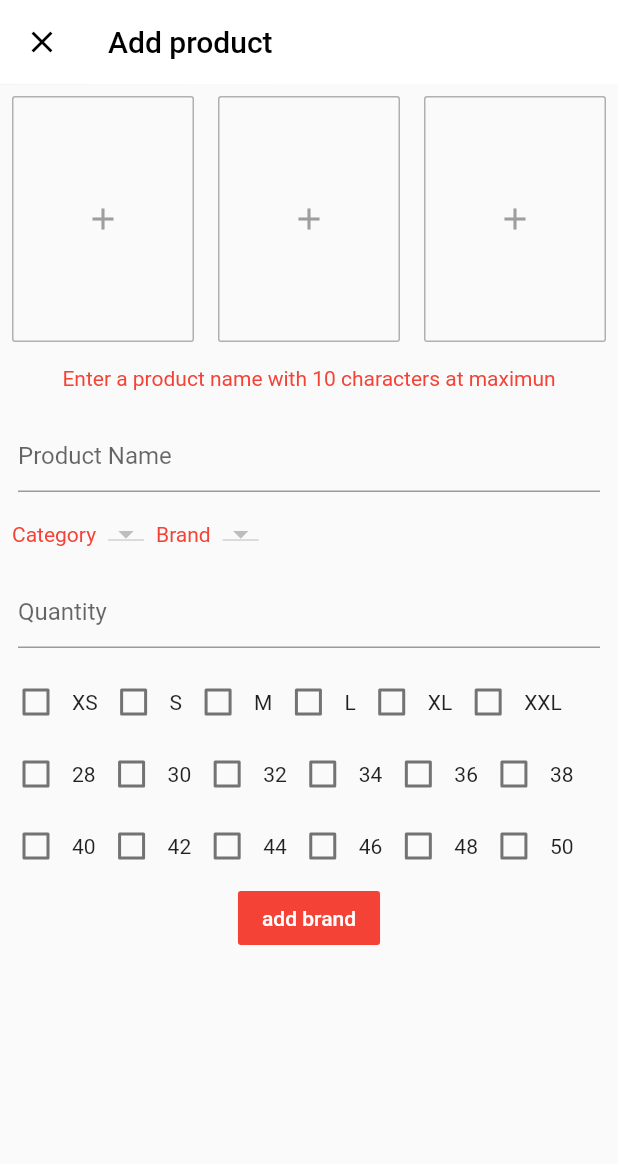
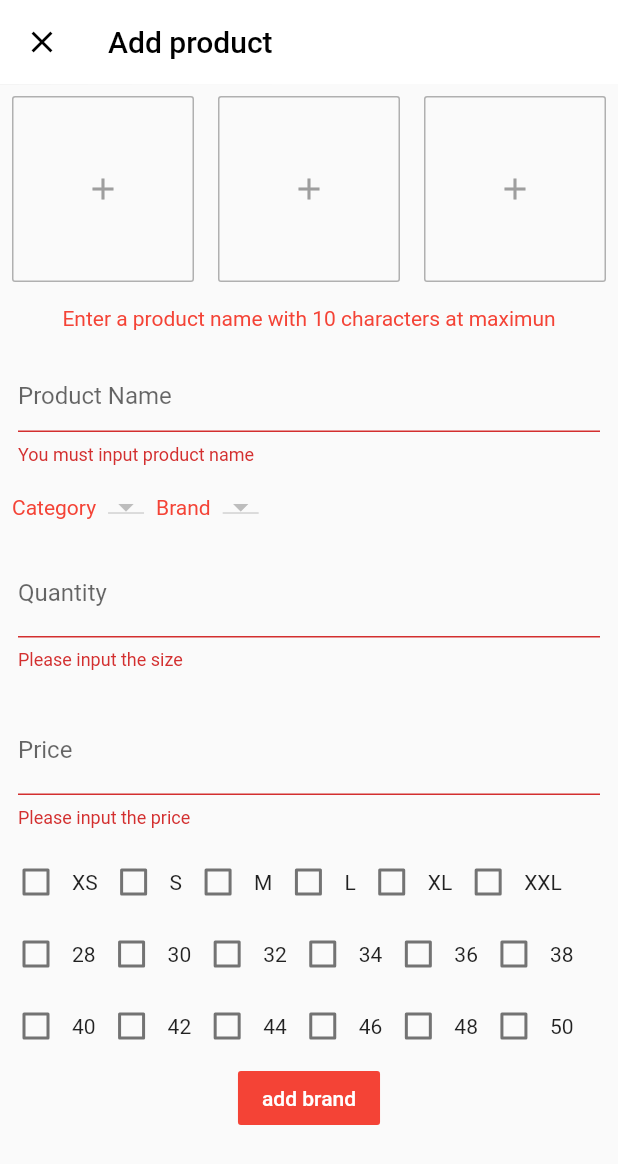
Before and after one commit to tianna1121/flutter_ecom_admin, a Flutter app: the AddProduct screen opened directly, after a tap on "add brand", on a phone screen of 412 x 824 dp. Shown: the top 1164 px of the screen. Run offline on Flutter 3.47's test engine with Material 2 defaults, Android fonts, the phone set to English and light mode, and no system bars; our stand-ins replace cloud_firestore, firebase_auth, firebase_storage, flutter_typeahead, fluttertoast, image_picker; accounts and stored records are empty.

Commit message:
fixed uploading issues. Please check the firebase storage rules first, otherwise you cannot complete the uploading process

```diff
--- /dev/null
+++ b/lib/db/product.dart
@@ -0,0 +1,26 @@
+import 'package:cloud_firestore/cloud_firestore.dart';
+import 'package:uuid/uuid.dart';
+
+class ProductService {
+  Firestore _firestore = Firestore.instance;
+  String ref = 'products';
+
+  void uploadProduct(
+      {String productName,
+      String brand,
+      String category,
+      int quantity,
+      List sizes,
+      List images,
+      double price}) {
+    var id = Uuid();
+    String productId = id.v1();
+
+    _firestore.collection(ref).document(productId).setData({
+      'name': productName,
+      'id': productId,
+      'brand': brand,
+      'category': category,
+    });
+  }
+}
--- a/lib/screens/add_product.dart
+++ b/lib/screens/add_product.dart
@@ -1,11 +1,16 @@
 import 'dart:io';
 
 import 'package:cloud_firestore/cloud_firestore.dart';
+import 'package:firebase_auth/firebase_auth.dart';
 import 'package:flutter/material.dart';
 import 'package:flutter_ecom_admin/db/brand.dart';
 import 'package:flutter_ecom_admin/db/category.dart';
+import 'package:flutter_ecom_admin/db/product.dart';
+
 import 'package:flutter_typeahead/flutter_typeahead.dart';
+import 'package:fluttertoast/fluttertoast.dart';
 import 'package:image_picker/image_picker.dart';
+import 'package:firebase_storage/firebase_storage.dart';
 
 class AddProduct extends StatefulWidget {
   @override
@@ -15,6 +20,8 @@ class AddProduct extends StatefulWidget {
 class _AddProductState extends State<AddProduct> {
   GlobalKey<FormState> _formKey = GlobalKey<FormState>();
   TextEditingController productNameController = TextEditingController();
+  TextEditingController quantityController = TextEditingController();
+  TextEditingController priceController = TextEditingController();
   List<DocumentSnapshot> brands = <DocumentSnapshot>[];
   List<DocumentSnapshot> categories = <DocumentSnapshot>[];
   List<DropdownMenuItem<String>> categoriesDropDown =
@@ -24,10 +31,13 @@ class _AddProductState extends State<AddProduct> {
   String _currentBrand;
   CategoryService _categoryService = CategoryService();
   BrandService _brandService = BrandService();
+  ProductService productService = ProductService();
   List<String> selectedSizes = <String>[];
   File _image1;
   File _image2;
   File _image3;
+
+  bool isLoading = false;
 
   @override
   void initState() {
@@ -87,7 +97,10 @@ class _AddProductState extends State<AddProduct> {
       ),
       body: Form(
         key: _formKey,
-        child: Column(
+        child: SingleChildScrollView(
+          child: isLoading
+              ? CircularProgressIndicator()
+              : Column(
                   children: <Widget>[
                     Row(
                       children: <Widget>[
@@ -95,8 +108,8 @@ class _AddProductState extends State<AddProduct> {
                           child: Padding(
                             padding: const EdgeInsets.all(8.0),
                             child: OutlineButton(
-                        borderSide:
-                            BorderSide(color: Colors.grey.withOpacity(0.8)),
+                                borderSide: BorderSide(
+                                    color: Colors.grey.withOpacity(0.8)),
                                 onPressed: () {
                                   _selecteImage(
                                       ImagePicker.pickImage(
@@ -110,8 +123,8 @@ class _AddProductState extends State<AddProduct> {
                           child: Padding(
                             padding: const EdgeInsets.all(8.0),
                             child: OutlineButton(
-                        borderSide:
-                            BorderSide(color: Colors.grey.withOpacity(0.8)),
+                                borderSide: BorderSide(
+                                    color: Colors.grey.withOpacity(0.8)),
                                 onPressed: () {
                                   _selecteImage(
                                       ImagePicker.pickImage(
@@ -125,8 +138,8 @@ class _AddProductState extends State<AddProduct> {
                           child: Padding(
                             padding: const EdgeInsets.all(8.0),
                             child: OutlineButton(
-                        borderSide:
-                            BorderSide(color: Colors.grey.withOpacity(0.8)),
+                                borderSide: BorderSide(
+                                    color: Colors.grey.withOpacity(0.8)),
                                 onPressed: () {
                                   _selecteImage(
                                       ImagePicker.pickImage(
@@ -196,12 +209,30 @@ class _AddProductState extends State<AddProduct> {
                     Padding(
                       padding: const EdgeInsets.all(12.0),
                       child: TextFormField(
-                controller: productNameController,
+                        //initialValue: '1',
+                        controller: quantityController,
                         keyboardType: TextInputType.number,
-                decoration: InputDecoration(hintText: 'Quantity'),
+                        decoration: InputDecoration(
+                            hintText: 'Quantity', labelText: 'Quantity'),
                         validator: (value) {
                           if (value.isEmpty) {
                             return 'Please input the size';
+                          }
+                        },
+                      ),
+                    ),
+// * Set The Price
+                    Padding(
+                      padding: const EdgeInsets.all(12.0),
+                      child: TextFormField(
+                        controller: priceController,
+                        //initialValue: '1',
+                        keyboardType: TextInputType.number,
+                        decoration: InputDecoration(
+                            hintText: 'Price', labelText: 'Price'),
+                        validator: (value) {
+                          if (value.isEmpty) {
+                            return 'Please input the price';
                           }
                         },
                       ),
@@ -314,9 +345,12 @@ class _AddProductState extends State<AddProduct> {
                       color: Colors.red,
                       textColor: Colors.white,
                       child: Text('add brand'),
-              onPressed: () {},
+                      onPressed: () {
+                        validateAndUpload();
+                      },
                     )
                   ],
+                ),
         ),
       ),
     );
@@ -390,7 +424,7 @@ class _AddProductState extends State<AddProduct> {
   Widget _displayChild1() {
     if (_image1 == null) {
       return Padding(
-        padding: const EdgeInsets.fromLTRB(14, 70, 14, 70),
+        padding: const EdgeInsets.fromLTRB(14, 50, 14, 50),
         child: Icon(
           Icons.add,
           color: Colors.grey,
@@ -408,7 +442,7 @@ class _AddProductState extends State<AddProduct> {
   Widget _displayChild2() {
     if (_image2 == null) {
       return Padding(
-        padding: const EdgeInsets.fromLTRB(14, 70, 14, 70),
+        padding: const EdgeInsets.fromLTRB(14, 50, 14, 50),
         child: Icon(
           Icons.add,
           color: Colors.grey,
@@ -426,7 +460,7 @@ class _AddProductState extends State<AddProduct> {
   Widget _displayChild3() {
     if (_image3 == null) {
       return Padding(
-        padding: const EdgeInsets.fromLTRB(14, 70, 14, 70),
+        padding: const EdgeInsets.fromLTRB(14, 50, 14, 50),
         child: Icon(
           Icons.add,
           color: Colors.grey,
@@ -440,4 +474,65 @@ class _AddProductState extends State<AddProduct> {
       );
     }
   }
+
+  void validateAndUpload() async {
+    if (_formKey.currentState.validate()) {
+      setState(() => isLoading = true);
+      if (_image1 != null && _image2 != null && _image3 != null) {
+        if (selectedSizes.isNotEmpty) {
+          String imageUrl1;
+          String imageUrl2;
+          String imageUrl3;
+
+          final FirebaseStorage storage = FirebaseStorage.instance;
+          final String picture1 =
+              "1${DateTime.now().millisecondsSinceEpoch.toString()}.jpg";
+          StorageUploadTask task1 =
+              storage.ref().child(picture1).putFile(_image1);
+
+          final String picture2 =
+              "2${DateTime.now().millisecondsSinceEpoch.toString()}.jpg";
+          StorageUploadTask task2 =
+              storage.ref().child(picture2).putFile(_image2);
+
+          final String picture3 =
+              "3${DateTime.now().millisecondsSinceEpoch.toString()}.jpg";
+          StorageUploadTask task3 =
+              storage.ref().child(picture3).putFile(_image3);
+
+          StorageTaskSnapshot snapshot1 =
+              await task1.onComplete.then((snapshot) => snapshot);
+          StorageTaskSnapshot snapshot2 =
+              await task2.onComplete.then((snapshot) => snapshot);
+
+          task3.onComplete.then((snapshot3) async {
+            imageUrl1 = await snapshot1.ref.getDownloadURL();
+            imageUrl2 = await snapshot2.ref.getDownloadURL();
+            imageUrl3 = await snapshot3.ref.getDownloadURL();
+
+            List<String> imageList = [imageUrl1, imageUrl2, imageUrl3];
+            productService.uploadProduct(
+              productName: productNameController.text,
+              brand: _currentBrand,
+              category: _currentCategory,
+              price: double.parse(priceController.text),
+              sizes: selectedSizes,
+              images: imageList,
+              quantity: int.parse(quantityController.text),
+            );
+            _formKey.currentState.reset();
+            setState(() => isLoading = false);
+//            Fluttertoast.showToast(msg: 'Product added');
+            Navigator.pop(context);
+          });
+        } else {
+          setState(() => isLoading = false);
+          Fluttertoast.showToast(msg: 'select at least one size');
         }
+      } else {
+        setState(() => isLoading = false);
+        Fluttertoast.showToast(msg: 'All the images must be provide');
+      }
+    }
+  }
+}
--- a/pubspec.yaml
+++ b/pubspec.yaml
@@ -34,6 +34,7 @@ dependencies:
   image_picker:
   flutter_typeahead:
   flutter_search_panel:
+  firebase_storage:
 
 dev_dependencies:
   flutter_test:
```
Also changed, not shown: pubspec.lock. Lines whose indentation alone changed are shown as unchanged.
